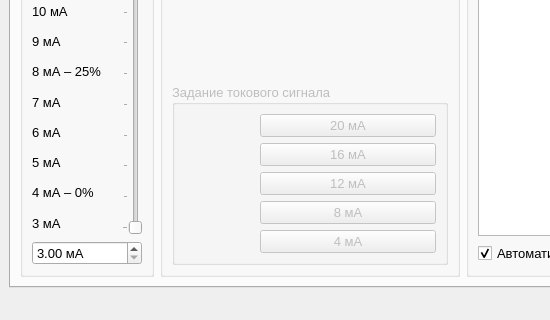
Old version of the form MainWindow.ui in the repository Rekvim/MpiSdk; both pictures show x 0 to 550 and y 409 to 729 of the 1217 by 729 pixel window.
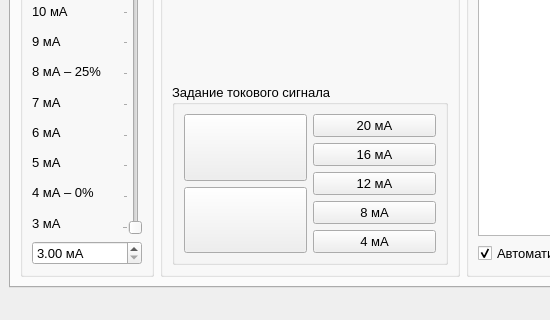
New version of the form. The open tabs and pages were chosen to show the change. Icons and pictures are not drawn. Custom widgets are drawn as their Qt base class.

What changed in the file:
```diff
--- a/MainWindow.ui
+++ b/MainWindow.ui
@@ -29,7 +29,7 @@
        </font>
       </property>
       <property name="currentIndex">
-       <number>3</number>
+       <number>0</number>
       </property>
       <widget class="QWidget" name="tab_manual">
        <attribute name="title">
@@ -577,7 +577,7 @@
            <item>
             <widget class="QGroupBox" name="groupBox_SettingCurrentSignal">
              <property name="enabled">
-              <bool>false</bool>
+              <bool>true</bool>
              </property>
              <property name="font">
               <font>
@@ -592,50 +592,29 @@
               <item>
                <layout class="QVBoxLayout" name="verticalLayout_40">
                 <item>
-                 <widget class="QLabel" name="label_arrowUp">
-                  <property name="maximumSize">
-                   <size>
-                    <width>70</width>
-                    <height>50</height>
-                   </size>
-                  </property>
-                  <property name="sizeIncrement">
-                   <size>
-                    <width>70</width>
-                    <height>70</height>
-                   </size>
+                 <widget class="QToolButton" name="toolButton_arrowUp">
+                  <property name="sizePolicy">
+                   <sizepolicy hsizetype="Preferred" vsizetype="Preferred">
+                    <horstretch>0</horstretch>
+                    <verstretch>0</verstretch>
+                   </sizepolicy>
                   </property>
                   <property name="text">
                    <string/>
                   </property>
-                  <property name="pixmap">
-                   <pixmap resource="img.qrc">:/Src/img/arrowUp.png</pixmap>
-                  </property>
-                  <property name="scaledContents">
-                   <bool>true</bool>
-                  </property>
                  </widget>
                 </item>
                 <item>
-                 <widget class="QLabel" name="label_arrowDown">
-                  <property name="maximumSize">
-                   <size>
-                    <width>70</width>
-                    <height>50</height>
-                   </size>
+                 <widget class="QToolButton" name="toolButton_arrowDown">
+                  <property name="sizePolicy">
+                   <sizepolicy hsizetype="Preferred" vsizetype="Preferred">
+                    <horstretch>0</horstretch>
+                    <verstretch>0</verstretch>
+                   </sizepolicy>
                   </property>
                   <property name="text">
                    <string/>
                   </property>
-                  <property name="pixmap">
-                   <pixmap resource="img.qrc">:/Src/img/arrowDown.png</pixmap>
-                  </property>
-                  <property name="scaledContents">
-                   <bool>true</bool>
-                  </property>
-                  <property name="wordWrap">
-                   <bool>false</bool>
-                  </property>
                  </widget>
                 </item>
                </layout>
@@ -2311,7 +2290,7 @@
         <item>
          <widget class="QTabWidget" name="tab_widget">
           <property name="currentIndex">
-           <number>0</number>
+           <number>2</number>
           </property>
           <widget class="QWidget" name="general">
            <attribute name="title">
```
Left out of the diff: 4 changed lines with no effect on the pictures.
